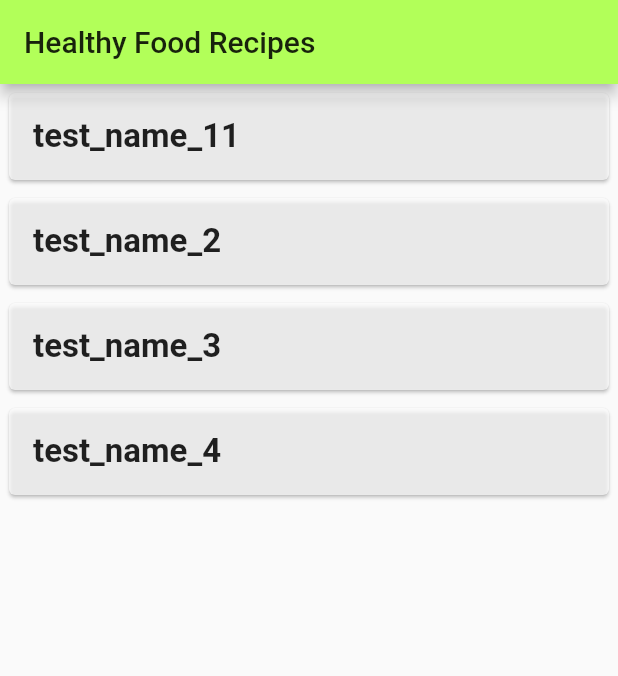
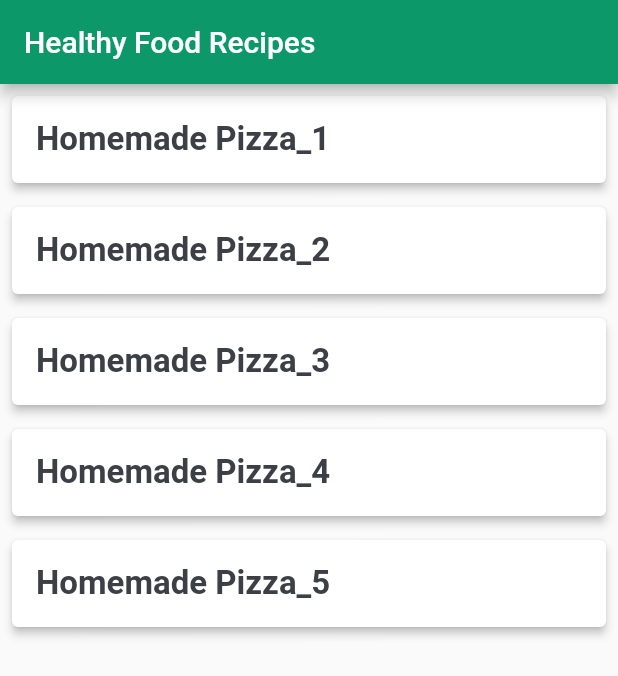
Before and after one commit to Luke1453/Healthy_Food_Recipes, a Flutter app: the screen it shows after launch, on a phone screen of 412 x 824 dp. Shown: the top 676 px of the screen. Run offline on Flutter 3.47's test engine with Material 2 defaults, Android fonts, the phone set to English and light mode, and no system bars.

Commit message:
Created recipe_page.dart that displays recipe information (description, ingredients, instructions) currently stuck on navigating to recipe comment page because nested routes didn't work as I expected will look into that tomorrow.

```diff
--- a/assets/recipe_data.json
+++ b/assets/recipe_data.json
@@ -1,28 +1,64 @@
 {
   "array": [
     {
-      "recipeID":1,
-      "recipeName":"test_name_11",
-      "recipeDesc":"test_desc_1",
-      "recipeImage":null
+      "recipeID": 1,
+      "recipeName": "Homemade Pizza_1",
+      "recipeDesc": "This is a great recipe when you don't want to wait for the dough to rise. You just mix it and allow it to rest for 5 minutes and then it's ready to go!! It yields a soft, chewy crust. For a real treat, I recommend you use bread flour and bake it on a pizza stone, but all-purpose flour works well too. Enjoy!",
+      "recipeIngredients": "1 package active dry yeast\n1 teaspoon white sugar\n1 cup warm water (110 degrees F/45 degrees C)\n2 ½ cups bread flour\n2 tablespoons olive oil\n1 teaspoon salt",
+      "recipeInstructions": {
+        "Step 1": "Preheat oven to 450 degrees F (230 degrees C). In a medium bowl, dissolve yeast and sugar in warm water. Let stand until creamy, about 10 minutes.",
+        "Step 2": "Stir in flour, salt and oil. Beat until smooth. Let rest for 5 minutes.",
+        "Step 3": "Turn dough out onto a lightly floured surface and pat or roll into a round. Transfer crust to a lightly greased pizza pan or baker's peel dusted with cornmeal. Spread with desired toppings and bake in preheated oven for 15 to 20 minutes, or until golden brown. Let baked pizza cool for 5 minutes before serving."
+      },
+      "recipeImage": "assets/images/pizza_1.jpg"
     },
     {
-      "recipeID":2,
-      "recipeName":"test_name_2",
-      "recipeDesc":"test_desc_2",
-      "recipeImage":null
+      "recipeID": 2,
+      "recipeName": "Homemade Pizza_2",
+      "recipeDesc": "This is a great recipe when you don't want to wait for the dough to rise. You just mix it and allow it to rest for 5 minutes and then it's ready to go!! It yields a soft, chewy crust. For a real treat, I recommend you use bread flour and bake it on a pizza stone, but all-purpose flour works well too. Enjoy!",
+      "recipeIngredients": "1 package active dry yeast\n1 teaspoon white sugar\n1 cup warm water (110 degrees F/45 degrees C)\n2 ½ cups bread flour\n2 tablespoons olive oil\n1 teaspoon salt",
+      "recipeInstructions": {
+        "Step 1": "Preheat oven to 450 degrees F (230 degrees C). In a medium bowl, dissolve yeast and sugar in warm water. Let stand until creamy, about 10 minutes.",
+        "Step 2": "Stir in flour, salt and oil. Beat until smooth. Let rest for 5 minutes.",
+        "Step 3": "Turn dough out onto a lightly floured surface and pat or roll into a round. Transfer crust to a lightly greased pizza pan or baker's peel dusted with cornmeal. Spread with desired toppings and bake in preheated oven for 15 to 20 minutes, or until golden brown. Let baked pizza cool for 5 minutes before serving."
+      },
+      "recipeImage": "assets/images/pizza_2.jpg"
     },
     {
-      "recipeID":3,
-      "recipeName":"test_name_3",
-      "recipeDesc":"test_desc_3",
-      "recipeImage":null
+      "recipeID": 3,
+      "recipeName": "Homemade Pizza_3",
+      "recipeDesc": "This is a great recipe when you don't want to wait for the dough to rise. You just mix it and allow it to rest for 5 minutes and then it's ready to go!! It yields a soft, chewy crust. For a real treat, I recommend you use bread flour and bake it on a pizza stone, but all-purpose flour works well too. Enjoy!",
+      "recipeIngredients": "1 package active dry yeast\n1 teaspoon white sugar\n1 cup warm water (110 degrees F/45 degrees C)\n2 ½ cups bread flour\n2 tablespoons olive oil\n1 teaspoon salt",
+      "recipeInstructions": {
+        "Step 1": "Preheat oven to 450 degrees F (230 degrees C). In a medium bowl, dissolve yeast and sugar in warm water. Let stand until creamy, about 10 minutes.",
+        "Step 2": "Stir in flour, salt and oil. Beat until smooth. Let rest for 5 minutes.",
+        "Step 3": "Turn dough out onto a lightly floured surface and pat or roll into a round. Transfer crust to a lightly greased pizza pan or baker's peel dusted with cornmeal. Spread with desired toppings and bake in preheated oven for 15 to 20 minutes, or until golden brown. Let baked pizza cool for 5 minutes before serving."
+      },
+      "recipeImage": "assets/images/pizza_3.jpg"
     },
     {
-      "recipeID":4,
-      "recipeName":"test_name_4",
-      "recipeDesc":"test_desc_4",
-      "recipeImage":null
+      "recipeID": 4,
+      "recipeName": "Homemade Pizza_4",
+      "recipeDesc": "This is a great recipe when you don't want to wait for the dough to rise. You just mix it and allow it to rest for 5 minutes and then it's ready to go!! It yields a soft, chewy crust. For a real treat, I recommend you use bread flour and bake it on a pizza stone, but all-purpose flour works well too. Enjoy!",
+      "recipeIngredients": "1 package active dry yeast\n1 teaspoon white sugar\n1 cup warm water (110 degrees F/45 degrees C)\n2 ½ cups bread flour\n2 tablespoons olive oil\n1 teaspoon salt",
+      "recipeInstructions": {
+        "Step 1": "Preheat oven to 450 degrees F (230 degrees C). In a medium bowl, dissolve yeast and sugar in warm water. Let stand until creamy, about 10 minutes.",
+        "Step 2": "Stir in flour, salt and oil. Beat until smooth. Let rest for 5 minutes.",
+        "Step 3": "Turn dough out onto a lightly floured surface and pat or roll into a round. Transfer crust to a lightly greased pizza pan or baker's peel dusted with cornmeal. Spread with desired toppings and bake in preheated oven for 15 to 20 minutes, or until golden brown. Let baked pizza cool for 5 minutes before serving."
+      },
+      "recipeImage": "assets/images/pizza_4.jpg"
+    },
+    {
+      "recipeID": 5,
+      "recipeName": "Homemade Pizza_5",
+      "recipeDesc": "This is a great recipe when you don't want to wait for the dough to rise. You just mix it and allow it to rest for 5 minutes and then it's ready to go!! It yields a soft, chewy crust. For a real treat, I recommend you use bread flour and bake it on a pizza stone, but all-purpose flour works well too. Enjoy!",
+      "recipeIngredients": "1 package active dry yeast\n1 teaspoon white sugar\n1 cup warm water (110 degrees F/45 degrees C)\n2 ½ cups bread flour\n2 tablespoons olive oil\n1 teaspoon salt",
+      "recipeInstructions": {
+        "Step 1": "Preheat oven to 450 degrees F (230 degrees C). In a medium bowl, dissolve yeast and sugar in warm water. Let stand until creamy, about 10 minutes.",
+        "Step 2": "Stir in flour, salt and oil. Beat until smooth. Let rest for 5 minutes.",
+        "Step 3": "Turn dough out onto a lightly floured surface and pat or roll into a round. Transfer crust to a lightly greased pizza pan or baker's peel dusted with cornmeal. Spread with desired toppings and bake in preheated oven for 15 to 20 minutes, or until golden brown. Let baked pizza cool for 5 minutes before serving."
+      },
+      "recipeImage": "assets/images/pizza_5.jpg"
     }
   ]
 }
--- /dev/null
+++ b/lib/constants.dart
@@ -0,0 +1,8 @@
+import 'package:flutter/material.dart';
+
+const kPrimaryColor = Color(0xFF0C9869);
+const kTextColor = Color(0xFF3C4046);
+const kBackgroundColor = Color(0xFFE5E5E5);
+const kCardColor = Color(0xFFFFFFFF);
+
+const double kDefaultPadding = 16.0;
--- a/lib/main.dart
+++ b/lib/main.dart
@@ -3,6 +3,7 @@ import 'package:flutter/material.dart';
 import 'utility.dart';
 import 'recipe.dart';
 import 'recipe_page.dart';
+import 'constants.dart';
 
 void main() => runApp(MyApp());
 
@@ -12,9 +13,11 @@ class MyApp extends StatelessWidget {
     return MaterialApp(
         title: 'Healthy Food Recipes',
         theme: ThemeData(
-        primaryColor: Colors.lightGreenAccent,
+            primaryColor: kPrimaryColor,
+            backgroundColor: kBackgroundColor
         ),
         home: HomePage(),
+        debugShowCheckedModeBanner: false
     );
   }
 }
@@ -51,14 +54,12 @@ class _HomePageState extends State<HomePage> {
   }
 
   //function that creates a route to recipe page
-  void _pushRecipePage(Recipe recipe){
-    Navigator.of(context).push(
-      MaterialPageRoute<void>(
+  void _pushRecipePage(Recipe recipe) {
+    Navigator.push(context, MaterialPageRoute<void>(
       builder: (BuildContext context) {
         return RecipePage(recipe);
-        },
-      ),
-    );
+      }
+    ));
   }
 
   Widget _buildRecipeList() {
@@ -66,18 +67,21 @@ class _HomePageState extends State<HomePage> {
         itemCount: _recipes.length,
         itemBuilder: (context, i) {
           return Card(
-            color: Colors.white70,
-            margin: const EdgeInsets.all(6),
+            color: kCardColor,
+            elevation: 2.5,
+            margin: const EdgeInsets.all(kDefaultPadding / 2),
             child: InkWell(
-              onTap: (){
+              onTap: () {
                 print('Tapped ${_recipes[i].recipeName} card');
                 _pushRecipePage(_recipes[i]);
               },
               child: Padding(
-                padding: const EdgeInsets.all(16),
+                padding: const EdgeInsets.all(kDefaultPadding),
                 child: Text(
                   _recipes[i].recipeName,
-                style: TextStyle(fontSize: 22, fontWeight: FontWeight.bold),
+                  style: TextStyle(fontSize: 22,
+                      fontWeight: FontWeight.bold,
+                      color: kTextColor),
                 ),
               ),
             ),
--- a/lib/recipe.dart
+++ b/lib/recipe.dart
@@ -1,16 +1,21 @@
 class Recipe {
-
   int recipeID;
   String recipeName;
   String recipeDesc;
+  String recipeIngredients;
   String recipeImage;
+  Map<String, dynamic> recipeInstructions;
 
-  Recipe(this.recipeID, this.recipeName, this.recipeDesc, this.recipeImage);
+  Recipe(this.recipeID, this.recipeName, this.recipeDesc, this.recipeImage,
+      this.recipeIngredients, this.recipeInstructions);
 
-  Recipe.fromJson(Map<String, dynamic> json){
+  Recipe.fromJson(Map<String, dynamic> json) {
     recipeID = json['recipeID'];
     recipeName = json['recipeName'];
     recipeDesc = json['recipeDesc'];
     recipeImage = json['recipeImage'];
+    recipeIngredients = json['recipeIngredients'];
+
+    recipeInstructions = json['recipeInstructions'];
   }
 }
--- a/pubspec.yaml
+++ b/pubspec.yaml
@@ -50,6 +50,7 @@ flutter:
 
   assets:
     - assets/
+    - assets/images/
 
   # An image asset can refer to one or more resolution-specific "variants", see
   # https://flutter.dev/assets-and-images/#resolution-aware.
```
Also changed, not shown: lib/recipe_comment_page.dart (added, +13 -0 lines), lib/recipe_page.dart (+133 -6 lines), assets/images/pizza_1.jpg (added), assets/images/pizza_2.jpg (added), assets/images/pizza_3.jpg (added), assets/images/pizza_4.jpg (added), assets/images/pizza_5.jpg (added). Lines whose indentation alone changed are shown as unchanged.
